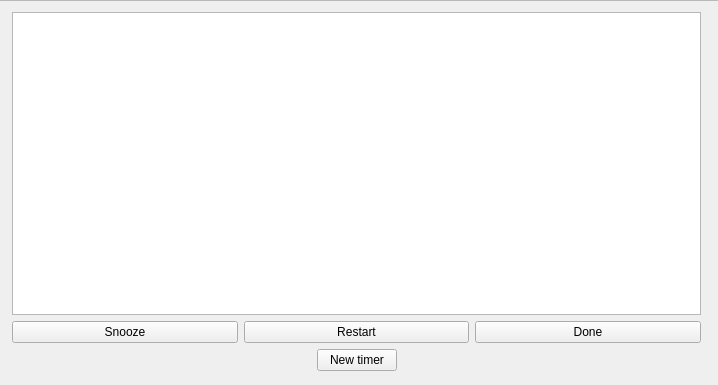
The window that src/kitchenalertmainwindow.ui (helihyv/KitchenAlert) describes before a commit, drawn with Qt 5.
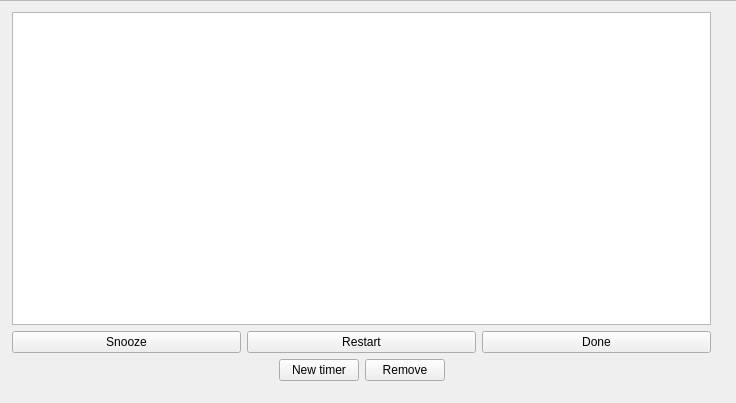
The same window after the commit.

Commit message: Remove button, fixed column width, limited text & fixed 00:00:00

Diff of the .ui file:
```diff
--- a/src/kitchenalertmainwindow.ui
+++ b/src/kitchenalertmainwindow.ui
@@ -6,8 +6,8 @@
    <rect>
     <x>0</x>
     <y>0</y>
-    <width>718</width>
-    <height>385</height>
+    <width>736</width>
+    <height>403</height>
    </rect>
   </property>
   <property name="windowTitle">
@@ -40,8 +40,8 @@
        <rect>
         <x>350</x>
         <y>0</y>
-        <width>711</width>
-        <height>381</height>
+        <width>721</width>
+        <height>391</height>
        </rect>
       </property>
       <layout class="QVBoxLayout" name="verticalLayout">
@@ -95,6 +95,13 @@
            </property>
           </widget>
          </item>
+         <item>
+          <widget class="QPushButton" name="RemoveButton">
+           <property name="text">
+            <string>Remove</string>
+           </property>
+          </widget>
+         </item>
          <item>
           <spacer name="horizontalSpacer_2">
            <property name="orientation">
```
The commit also changes 13 other files.
